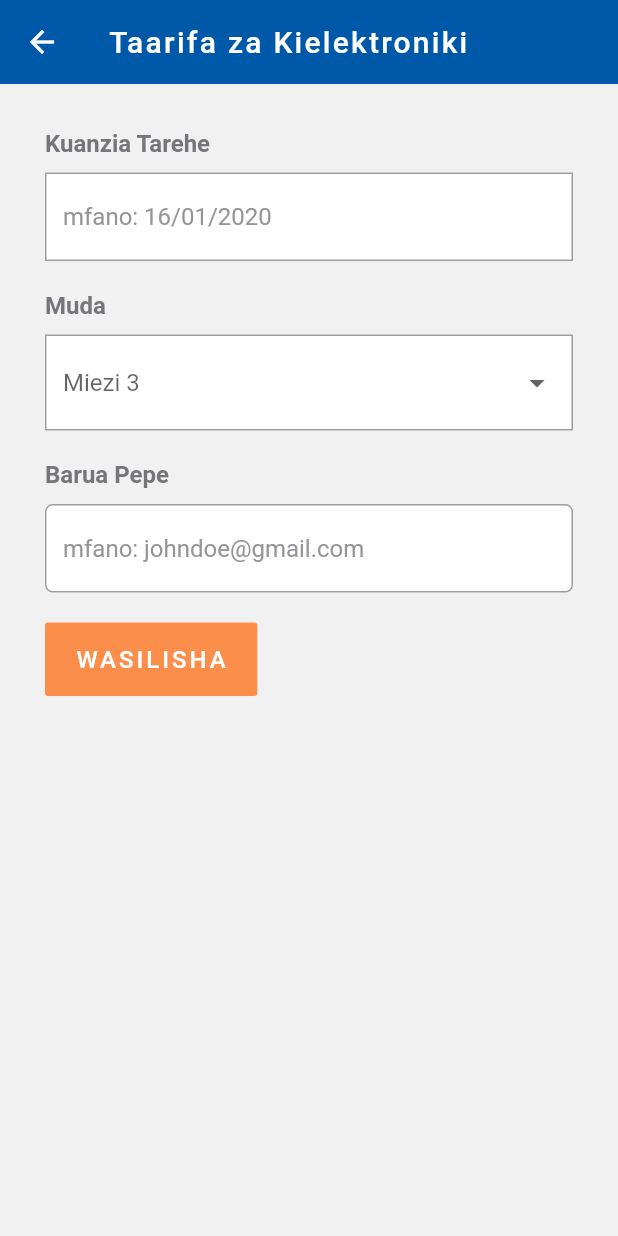
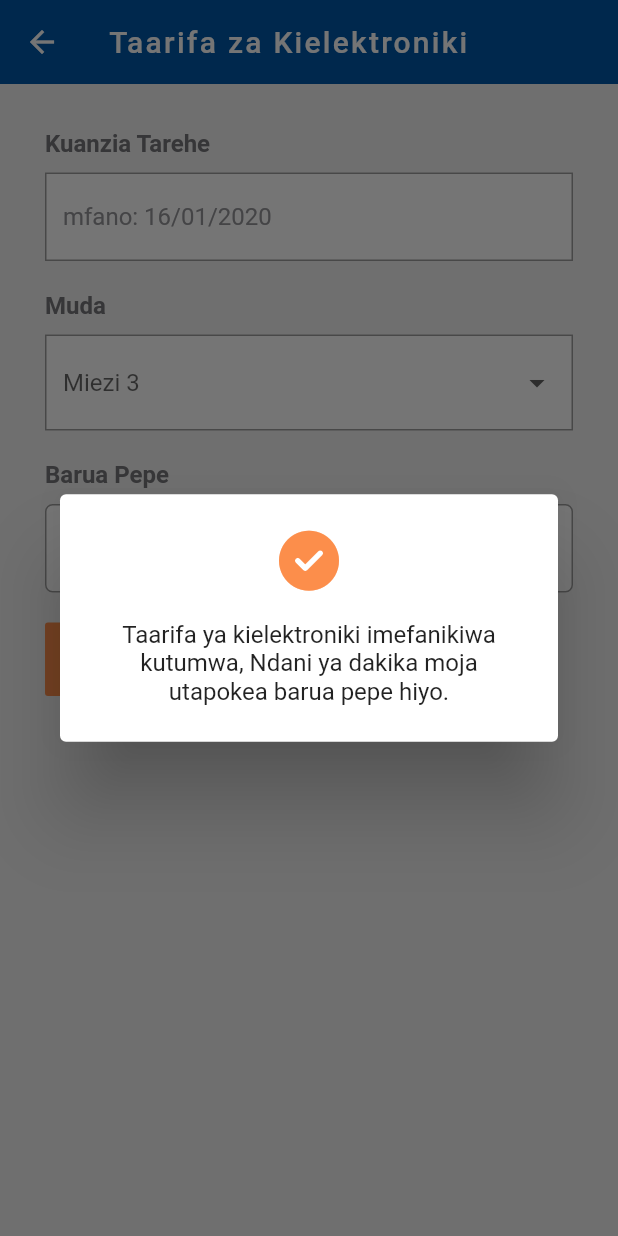
Before and after one commit to wao1ook/nmbmkononi, a Flutter app: the TaarifaZaKielektronikiPage screen opened directly, after a tap on "WASILISHA", on a phone screen of 412 x 824 dp. Run offline on Flutter 3.47's test engine with Material 2 defaults, Android fonts, the phone set to English and light mode, and no system bars; our stand-ins replace carousel_slider, flutter_icons, splashscreen; Roboto replaces fonts that are missing (Myriad Pro).

Commit message:
feat: Adding model on TaarifaZaKielektronikiPage

```diff
--- a/lib/custom_icons.dart
+++ /dev/null
@@ -1,5 +0,0 @@
-import 'package:flutter/material.dart';
-
-class CustomIcons {
-  static const IconData menu = IconData(0xe900, fontFamily: "CustomIcons");
-}
--- a/lib/pages/profile/taarifa_za_kielektronic.dart
+++ b/lib/pages/profile/taarifa_za_kielektronic.dart
@@ -1,4 +1,5 @@
 import 'package:flutter/material.dart';
+import 'package:flutter_icons/flutter_icons.dart';
 
 void main() {
   runApp(MaterialApp(
@@ -145,7 +146,27 @@ class _TaarifaZaKielektronikiPageState
                       padding:
                           EdgeInsets.symmetric(vertical: 15, horizontal: 20),
                       splashColor: Theme.of(context).primaryColor,
-                      onPressed: () {},
+                      onPressed: () {
+                        // successPop(context);
+                        showDialog(
+                            context: context,
+                            builder: (ctxt) => new AlertDialog(
+                                  title: Icon(
+                                    FontAwesome.check_circle,
+                                    color: Theme.of(context).accentColor,
+                                    size: 40,
+                                  ),
+                                  content: Text(
+                                    'Taarifa ya kielektroniki imefanikiwa kutumwa,'
+                                    ' Ndani ya dakika moja utapokea barua pepe hiyo.',
+                                    style: TextStyle(
+                                      fontSize: 16,
+                                      color: Colors.black87,
+                                    ),
+                                    textAlign: TextAlign.center,
+                                  ),
+                                ));
+                      },
                       child: Text(
                         "WASILISHA",
                         style: TextStyle(fontSize: 16.0, letterSpacing: 2),
```
